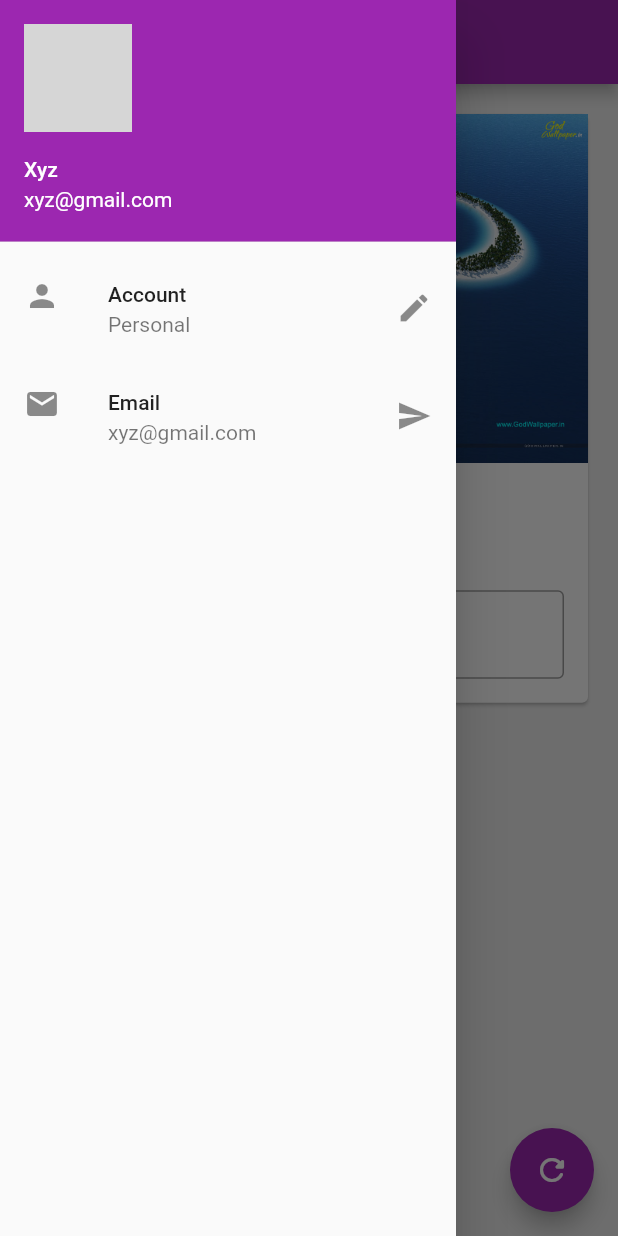
After one commit to RJ-CodeByte/awsomeapp, a Flutter app: the screen it shows after launch, with the side drawer open, on a phone screen of 412 x 824 dp. The commit adds this screen. Run offline on Flutter 3.47's test engine with Material 2 defaults, Android fonts, the phone set to English and light mode, and no system bars; network calls fail; grey boxes are pictures that could not be loaded.

Commit message:
Code Orgnized

```diff
--- /dev/null
+++ b/lib/components/bgImage.dart
@@ -0,0 +1,13 @@
+import 'package:flutter/material.dart';
+
+class BgImage extends StatelessWidget {
+  const BgImage({Key? key}) : super(key: key);
+
+  @override
+  Widget build(BuildContext context) {
+    return Image.asset(
+      "assets/om.jpg",
+      fit: BoxFit.cover,
+    );
+  }
+}
--- /dev/null
+++ b/lib/components/changeNameCard.dart
@@ -0,0 +1,42 @@
+import 'package:flutter/material.dart';
+
+import 'bgImage.dart';
+
+class ChangeNameCard extends StatelessWidget {
+  const ChangeNameCard({
+    Key? key,
+    required this.myText,
+    required TextEditingController nameController,
+  })  : _nameController = nameController,
+        super(key: key);
+
+  final String myText;
+  final TextEditingController _nameController;
+
+  @override
+  Widget build(BuildContext context) {
+    return Column(children: [
+      BgImage(),
+      Padding(
+        padding: const EdgeInsets.all(20.0),
+        child: Text(
+          myText,
+          style: TextStyle(fontSize: 25, fontWeight: FontWeight.bold),
+        ),
+      ),
+      Padding(
+        padding: const EdgeInsets.all(16.0),
+        child: TextField(
+          controller: _nameController,
+          keyboardType: TextInputType.text,
+          autofocus: false,
+          decoration: InputDecoration(
+            hintText: "Enter Something Here",
+            labelText: "Name",
+            border: OutlineInputBorder(),
+          ),
+        ),
+      ),
+    ]);
+  }
+}
--- /dev/null
+++ b/lib/components/drawer.dart
@@ -0,0 +1,48 @@
+import 'package:flutter/material.dart';
+
+class MyDrawer extends StatelessWidget {
+  const MyDrawer({Key? key}) : super(key: key);
+
+  @override
+  Widget build(BuildContext context) {
+    return Drawer(
+      child: ListView(
+        padding: EdgeInsets.zero,
+        // ignore: prefer_const_literals_to_create_immutables
+        children: [
+          // const DrawerHeader(
+          //   child: Text(
+          //     "Hii I am Drawer",
+          //     style: TextStyle(color: Colors.white),
+          //   ),
+          //   decoration: BoxDecoration(color: Colors.purple),
+          // ),
+          // ignore: prefer_const_constructors
+          UserAccountsDrawerHeader(
+            accountName: Text("Xyz"),
+            accountEmail: Text("xyz@gmail.com"),
+            // ignore: prefer_const_constructors
+            currentAccountPicture: CircleAvatar(
+              // ignore: prefer_const_constructors
+              backgroundImage: NetworkImage(
+                  "https://images.unsplash.com/photo-1570295999919-56ceb5ecca61?ixlib=rb-1.2.1&ixid=MnwxMjA3fDB8MHxzZWFyY2h8NHx8bWFufGVufDB8fDB8fA%3D%3D&auto=format&fit=crop&w=500&q=60"),
+            ),
+          ),
+          // ignore: prefer_const_constructors
+          ListTile(
+            leading: Icon(Icons.person),
+            title: Text("Account"),
+            subtitle: Text("Personal"),
+            trailing: Icon(Icons.edit),
+          ),
+          ListTile(
+            leading: Icon(Icons.email),
+            title: Text("Email"),
+            subtitle: Text("xyz@gmail.com"),
+            trailing: Icon(Icons.send),
+          )
+        ],
+      ),
+    );
+  }
+}
```
Also changed, not shown: lib/screens/t3.dart (+7 -65 lines).
